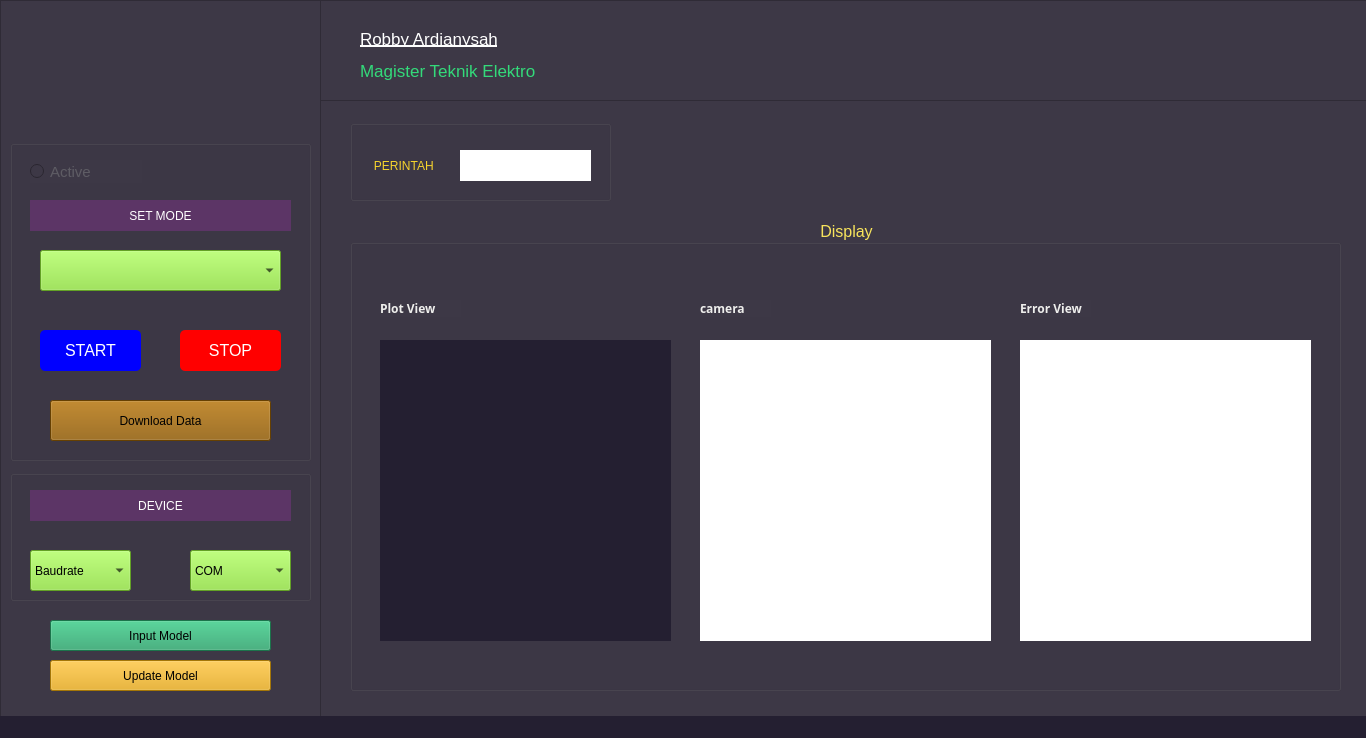
Old version of the form gui-desain.ui in the repository fkihai/handtracking_desktop_app.
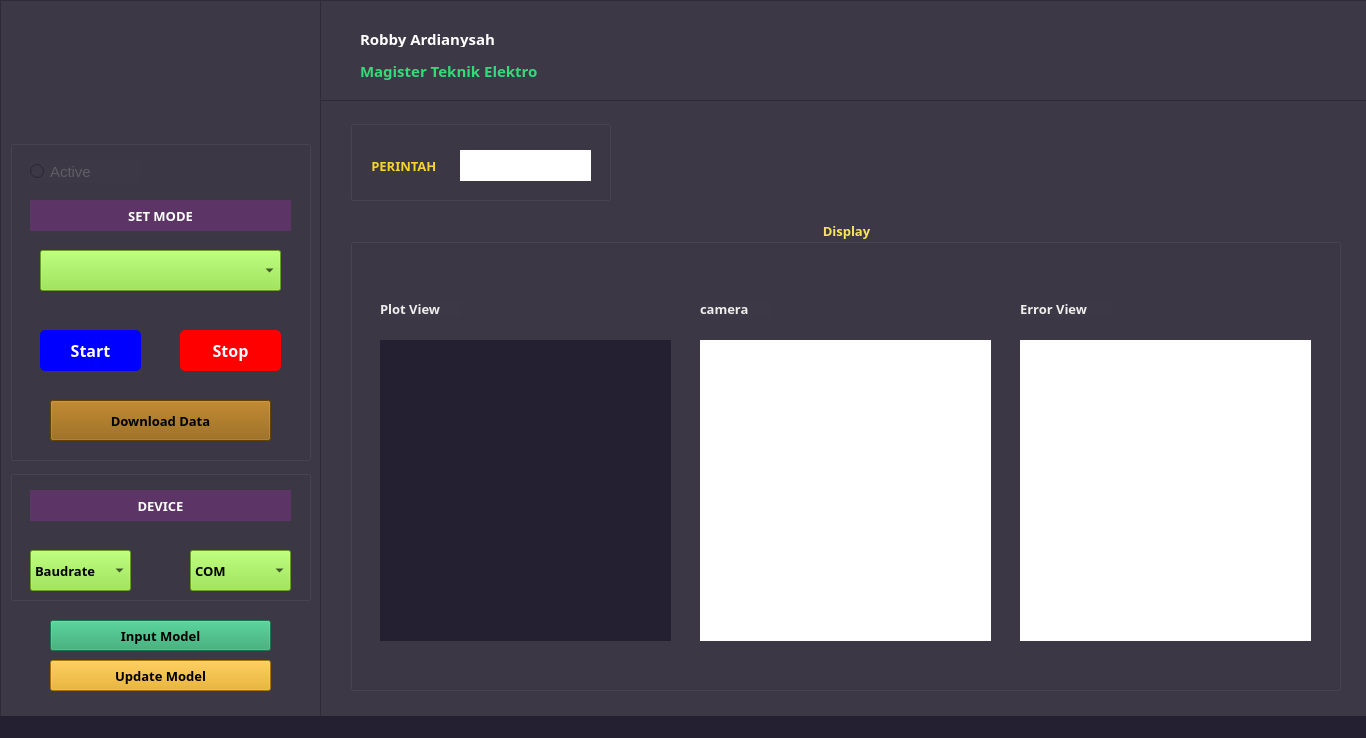
New version of the form. Icons and pictures are not drawn.

What changed in the file:
```diff
--- a/gui-desain.ui
+++ b/gui-desain.ui
@@ -100,6 +100,14 @@
        <height>31</height>
       </rect>
      </property>
+     <property name="font">
+      <font>
+       <family>Poppins</family>
+       <pointsize>10</pointsize>
+       <weight>75</weight>
+       <bold>true</bold>
+      </font>
+     </property>
      <property name="styleSheet">
       <string notr="true">background-color: rgb(38, 162, 105);</string>
      </property>
@@ -133,6 +141,14 @@
         <height>31</height>
        </rect>
       </property>
+      <property name="font">
+       <font>
+        <family>Poppins</family>
+        <pointsize>8</pointsize>
+        <weight>75</weight>
+        <bold>true</bold>
+       </font>
+      </property>
       <property name="styleSheet">
        <string notr="true">background-color: rgb(92, 53, 102);
 color : white;</string>
@@ -140,6 +156,14 @@
       <layout class="QHBoxLayout" name="horizontalLayout_3">
        <item>
         <widget class="QLabel" name="label_18">
+         <property name="font">
+          <font>
+           <family>Poppins</family>
+           <pointsize>10</pointsize>
+           <weight>75</weight>
+           <bold>true</bold>
+          </font>
+         </property>
          <property name="styleSheet">
           <string notr="true"/>
          </property>
@@ -162,6 +186,14 @@
         <height>41</height>
        </rect>
       </property>
+      <property name="font">
+       <font>
+        <family>Poppins</family>
+        <pointsize>-1</pointsize>
+        <weight>75</weight>
+        <bold>true</bold>
+       </font>
+      </property>
       <property name="styleSheet">
        <string notr="true">QPushButton:enabled {
     background-color: blue;
@@ -180,7 +212,7 @@
 }</string>
       </property>
       <property name="text">
-       <string>START</string>
+       <string>Start</string>
       </property>
      </widget>
      <widget class="QPushButton" name="pb_stop_mode">
@@ -192,6 +224,14 @@
         <height>41</height>
        </rect>
       </property>
+      <property name="font">
+       <font>
+        <family>Poppins</family>
+        <pointsize>-1</pointsize>
+        <weight>75</weight>
+        <bold>true</bold>
+       </font>
+      </property>
       <property name="styleSheet">
        <string notr="true">QPushButton:enabled {
     background-color: red;
@@ -210,7 +250,7 @@
 }</string>
       </property>
       <property name="text">
-       <string>STOP</string>
+       <string>Stop</string>
       </property>
      </widget>
      <widget class="QRadioButton" name="radioButton_active">
@@ -273,6 +313,14 @@
         <height>41</height>
        </rect>
       </property>
+      <property name="font">
+       <font>
+        <family>Poppins</family>
+        <pointsize>10</pointsize>
+        <weight>75</weight>
+        <bold>true</bold>
+       </font>
+      </property>
       <property name="styleSheet">
        <string notr="true">background-color: rgb(143, 89, 2);</string>
       </property>
@@ -302,6 +350,14 @@
         <height>41</height>
        </rect>
       </property>
+      <property name="font">
+       <font>
+        <family>Poppins</family>
+        <pointsize>10</pointsize>
+        <weight>75</weight>
+        <bold>true</bold>
+       </font>
+      </property>
       <property name="styleSheet">
        <string notr="true">background-color: rgb(138, 226, 52);</string>
       </property>
@@ -330,6 +386,14 @@
         <height>41</height>
        </rect>
       </property>
+      <property name="font">
+       <font>
+        <family>Poppins</family>
+        <pointsize>10</pointsize>
+        <weight>75</weight>
+        <bold>true</bold>
+       </font>
+      </property>
       <property name="styleSheet">
        <string notr="true">background-color: rgb(138, 226, 52);</string>
       </property>
@@ -355,6 +419,14 @@
       <layout class="QHBoxLayout" name="horizontalLayout_4">
        <item>
         <widget class="QLabel" name="label_19">
+         <property name="font">
+          <font>
+           <family>Poppins</family>
+           <pointsize>10</pointsize>
+           <weight>75</weight>
+           <bold>true</bold>
+          </font>
+         </property>
          <property name="styleSheet">
           <string notr="true"/>
          </property>
@@ -378,6 +450,14 @@
        <height>31</height>
       </rect>
      </property>
+     <property name="font">
+      <font>
+       <family>Poppins</family>
+       <pointsize>10</pointsize>
+       <weight>75</weight>
+       <bold>true</bold>
+      </font>
+     </property>
      <property name="styleSheet">
       <string notr="true">background-color: rgb(229, 165, 10);</string>
      </property>
@@ -415,10 +495,10 @@
      </property>
      <property name="font">
       <font>
-       <family>Ubuntu</family>
-       <pointsize>12</pointsize>
-       <weight>50</weight>
-       <bold>false</bold>
+       <family>Poppins</family>
+       <pointsize>10</pointsize>
+       <weight>75</weight>
+       <bold>true</bold>
       </font>
      </property>
      <property name="styleSheet">
@@ -442,7 +522,8 @@
       </property>
       <property name="font">
        <font>
-        <family>Ubuntu Condensed</family>
+        <family>Poppins</family>
+        <pointsize>10</pointsize>
         <weight>75</weight>
         <bold>true</bold>
        </font>
@@ -465,7 +546,8 @@
       </property>
       <property name="font">
        <font>
-        <family>Ubuntu Condensed</family>
+        <family>Poppins</family>
+        <pointsize>10</pointsize>
         <weight>75</weight>
         <bold>true</bold>
        </font>
@@ -514,13 +596,14 @@
        <rect>
         <x>670</x>
         <y>80</y>
-        <width>71</width>
+        <width>91</width>
         <height>17</height>
        </rect>
       </property>
       <property name="font">
        <font>
-        <family>Ubuntu Condensed</family>
+        <family>Poppins</family>
+        <pointsize>10</pointsize>
         <weight>75</weight>
         <bold>true</bold>
        </font>
@@ -577,6 +660,15 @@
         <height>31</height>
        </rect>
       </property>
+      <property name="font">
+       <font>
+        <family>Poppins</family>
+        <pointsize>10</pointsize>
+        <weight>75</weight>
+        <italic>false</italic>
+        <bold>true</bold>
+       </font>
+      </property>
       <property name="styleSheet">
        <string notr="true">background-color: transparent;
 padding: 5px;
@@ -637,14 +729,17 @@
       <rect>
        <x>40</x>
        <y>30</y>
-       <width>141</width>
+       <width>161</width>
        <height>17</height>
       </rect>
      </property>
      <property name="font">
       <font>
-       <pointsize>13</pointsize>
-       <underline>true</underline>
+       <family>Poppins</family>
+       <pointsize>11</pointsize>
+       <weight>75</weight>
+       <bold>true</bold>
+       <underline>false</underline>
       </font>
      </property>
      <property name="styleSheet">
@@ -659,13 +754,16 @@
       <rect>
        <x>40</x>
        <y>60</y>
-       <width>181</width>
+       <width>211</width>
        <height>21</height>
       </rect>
      </property>
      <property name="font">
       <font>
-       <pointsize>13</pointsize>
+       <family>Poppins</family>
+       <pointsize>11</pointsize>
+       <weight>75</weight>
+       <bold>true</bold>
       </font>
      </property>
      <property name="styleSheet">
```
